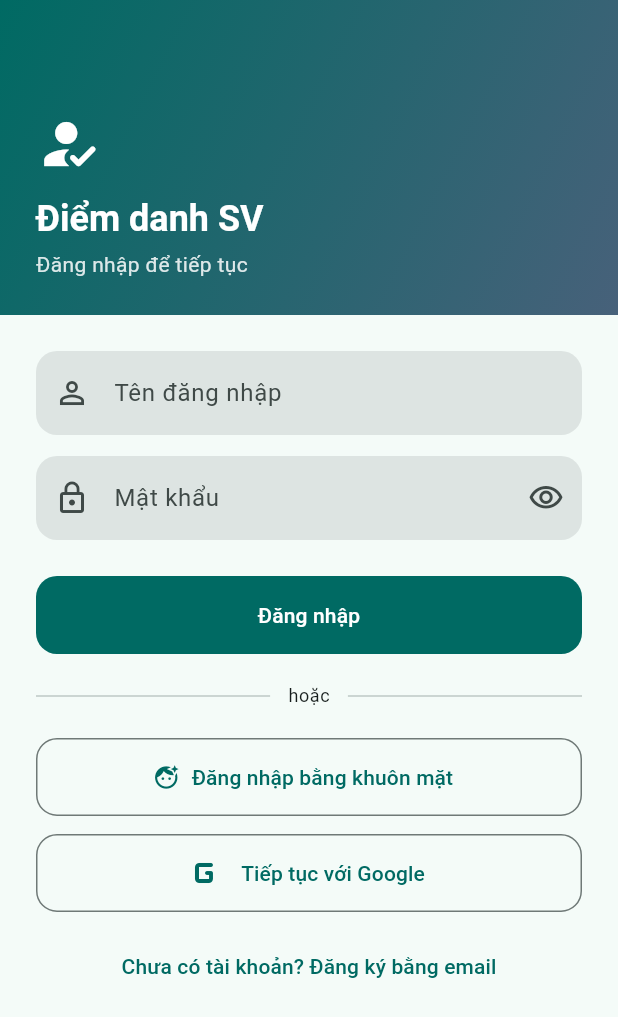
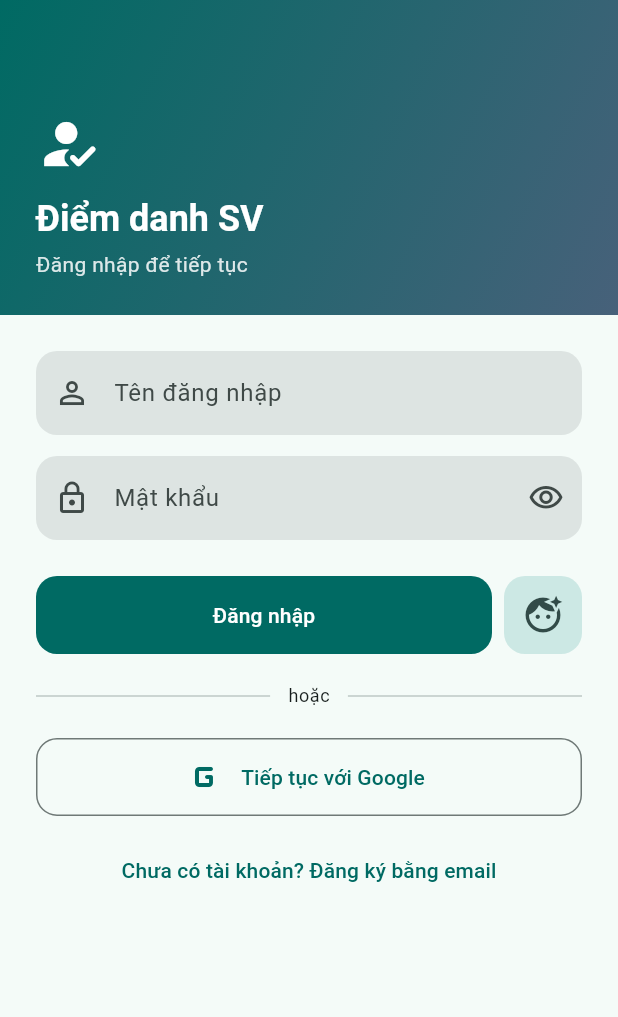
Before and after one commit to huyduong231005-ui/duong_gia_huy, a Flutter app: the screen it shows after launch, on a phone screen of 412 x 824 dp. Shown: the top 1017 px of the screen. Run offline on Flutter 3.47's test engine with Material 3 defaults, Android fonts, the phone set to English and light mode, and no system bars; our stand-ins replace camera, file_picker, flutter_map, flutter_secure_storage, geolocator, google_sign_in and 3 more; missing offline and left inert: google_mlkit_face_detection, mobile_scanner, tflite_flutter.

Commit message:
style: gom khuôn mặt, vân tay thành 2 nút biểu tượng cạnh nút Đăng nhập
Màn đăng nhập gọn hơn: nút Đăng nhập + biểu tượng khuôn mặt (+ vân tay khi đã bật) cùng một hàng, bên dưới chỉ còn Google và link đăng ký.

Co-Authored-By: Claude Opus 5.5 <noreply@anthropic.com>

```diff
--- a/lib/screens/login_screen.dart
+++ b/lib/screens/login_screen.dart
@@ -140,7 +140,24 @@ class _LoginScreenState extends State<LoginScreen> {
                   validator: (v) => (v ?? '').isEmpty ? 'Nhập mật khẩu' : null,
                 ),
                 const SizedBox(height: 24),
-                LoadingButton(label: 'Đăng nhập', loading: _loading, onPressed: _login),
+                // Nút đăng nhập + 2 biểu tượng đăng nhập nhanh cùng hàng, cùng chiều cao
+                Row(children: [
+                  Expanded(child: LoadingButton(label: 'Đăng nhập', loading: _loading, onPressed: _login)),
+                  const SizedBox(width: 8),
+                  _QuickIcon(
+                    icon: Icons.face_retouching_natural,
+                    tooltip: 'Đăng nhập bằng khuôn mặt',
+                    onPressed: _loading ? null : _loginWithFace,
+                  ),
+                  if (_fingerprint) ...[
+                    const SizedBox(width: 8),
+                    _QuickIcon(
+                      icon: Icons.fingerprint,
+                      tooltip: 'Đăng nhập bằng vân tay',
+                      onPressed: _loading ? null : _loginWithFingerprint,
+                    ),
+                  ],
+                ]),
                 const SizedBox(height: 20),
                 Row(children: [
                   const Expanded(child: Divider()),
@@ -151,20 +168,6 @@ class _LoginScreenState extends State<LoginScreen> {
                   const Expanded(child: Divider()),
                 ]),
                 const SizedBox(height: 20),
-                if (_fingerprint) ...[
-                  OutlinedButton.icon(
-                    onPressed: _loading ? null : _loginWithFingerprint,
-                    icon: const Icon(Icons.fingerprint),
-                    label: const Text('Đăng nhập bằng vân tay'),
-                  ),
-                  const SizedBox(height: 12),
-                ],
-                OutlinedButton.icon(
-                  onPressed: _loading ? null : _loginWithFace,
-                  icon: const Icon(Icons.face_retouching_natural),
-                  label: const Text('Đăng nhập bằng khuôn mặt'),
-                ),
-                const SizedBox(height: 12),
                 OutlinedButton.icon(
                   onPressed: _loading ? null : _loginWithGoogle,
                   icon: const Icon(Icons.g_mobiledata_rounded, size: 32),
@@ -184,3 +187,23 @@ class _LoginScreenState extends State<LoginScreen> {
         ),
       );
 }
+
+/// Nút vuông nhỏ cạnh nút Đăng nhập (khuôn mặt / vân tay), cao bằng nút chính.
+class _QuickIcon extends StatelessWidget {
+  const _QuickIcon({required this.icon, required this.tooltip, required this.onPressed});
+
+  final IconData icon;
+  final String tooltip;
+  final VoidCallback? onPressed;
+
+  @override
+  Widget build(BuildContext context) => IconButton.filledTonal(
+        tooltip: tooltip,
+        onPressed: onPressed,
+        icon: Icon(icon, size: 28),
+        style: IconButton.styleFrom(
+          fixedSize: const Size(52, 52),
+          shape: RoundedRectangleBorder(borderRadius: BorderRadius.circular(14)),
+        ),
+      );
+}
```
